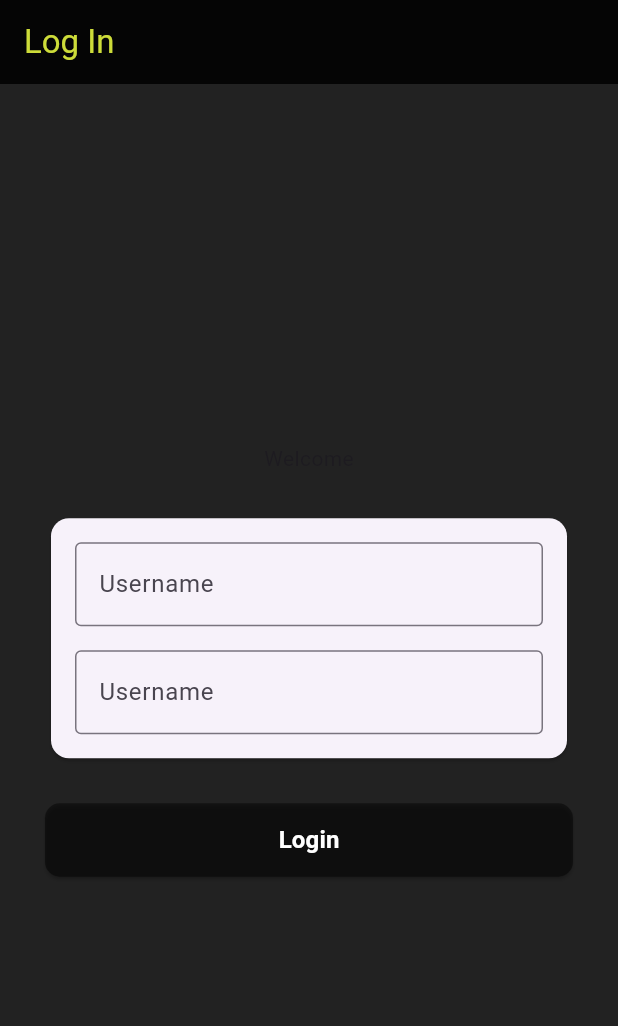
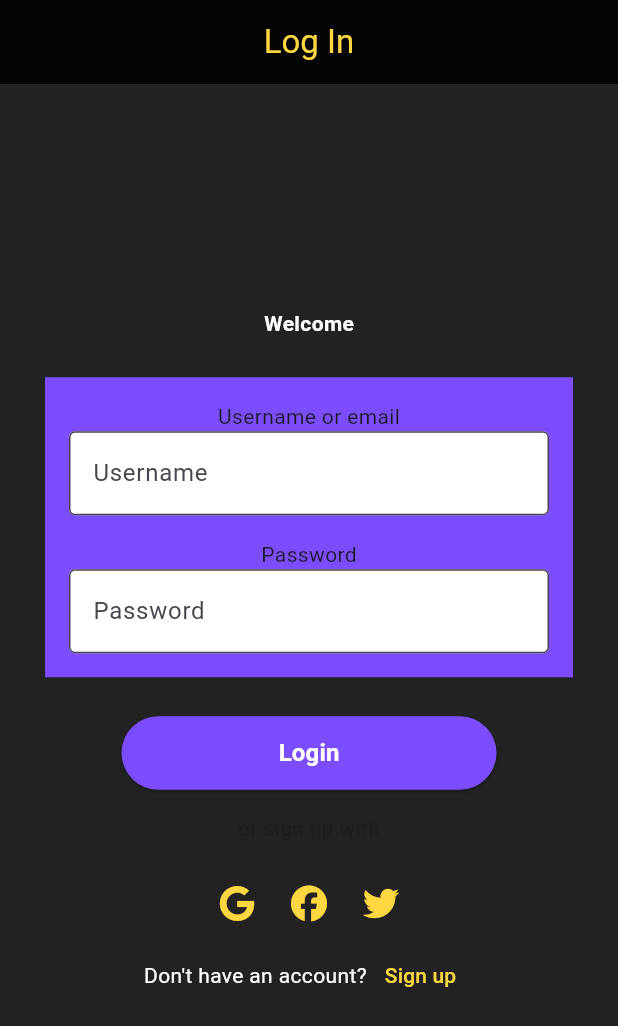
Before and after one commit to Cy-EF0510/ApplicationDevelopment2Project, a Flutter app: the screen it shows after launch, on a phone screen of 412 x 824 dp. Shown: the top 1026 px of the screen. Run offline on Flutter 3.47's test engine with Material 3 defaults, Android fonts, the phone set to English and light mode, and no system bars; our stand-ins replace firebase_core, font_awesome_flutter, splashscreen; accounts and stored records are empty; generated files the repository leaves out were written again; network calls fail.

Commit message:
Added firebase to project, we balling added some thigns to log in

```diff
--- a/application_development2_project/lib/View/login_view.dart
+++ b/application_development2_project/lib/View/login_view.dart
@@ -1,5 +1,6 @@
 import 'package:flutter/material.dart';
 import 'package:flutter/services.dart';
+import 'package:font_awesome_flutter/font_awesome_flutter.dart';
 
 class LoginPage extends StatefulWidget {
   const LoginPage({super.key});
@@ -25,7 +26,8 @@ class _LoginPageState extends State<LoginPage> {
     return Scaffold(
       appBar: AppBar(
         backgroundColor: Colors.black87,
-        title: Text("Log In", style: TextStyle(color: Colors.lime)),
+        title: Text("Log In", style: TextStyle(color: Colors.amberAccent)),
+        centerTitle: true,
       ),
       backgroundColor: Colors.black87,
       body: Padding(
@@ -34,26 +36,40 @@ class _LoginPageState extends State<LoginPage> {
           mainAxisAlignment: MainAxisAlignment.center,
           crossAxisAlignment: CrossAxisAlignment.center,
           children: [
-            Text('Welcome'),
+            Text(
+              'Welcome',
+              style: TextStyle(
+                  color: Colors.white,
+                  fontWeight: FontWeight.bold
+              ),
+            ),
             SizedBox(height: 26),
-            Card(
+            Container(
+              width: double.infinity,
+              color: Colors.deepPurpleAccent,
               child: Padding(
                 padding: EdgeInsets.all(16),
                 child: Column(
                   children: [
+                    Text("Username or email"),
                     TextField(
                       controller: _usernameController,
                       decoration: InputDecoration(
                         labelText: 'Username',
                         border: OutlineInputBorder(),
+                        fillColor: Colors.white,
+                        filled: true
                       ),
                     ),
                     SizedBox(height: 16),
+                    Text("Password"),
                     TextField(
                       controller: _usernameController,
                       decoration: InputDecoration(
-                        labelText: 'Username',
+                        labelText: 'Password',
                         border: OutlineInputBorder(),
+                        fillColor: Colors.white,
+                        filled: true
                       ),
                       obscureText: true,
                     ),
@@ -63,16 +79,16 @@ class _LoginPageState extends State<LoginPage> {
             ),
             SizedBox(height: 26),
             SizedBox(
-              width: double.infinity,
+              width: 250,
               height: 49,
               child: ElevatedButton(
                 onPressed: () {
                   //TODO Handle Login
                 },
                 style: ElevatedButton.styleFrom(
-                  backgroundColor: Colors.black45,
+                  backgroundColor: Colors.deepPurpleAccent,
                   shape: RoundedRectangleBorder(
-                    borderRadius: BorderRadius.circular(10),
+                    borderRadius: BorderRadius.circular(30),
                   ),
                 ),
                 child: Text(
@@ -85,6 +101,24 @@ class _LoginPageState extends State<LoginPage> {
                 ),
               ),
             ),
+            SizedBox(height: 16,),
+            Text("or sign up with"),
+            SizedBox(height: 16,),
+            Row(
+              mainAxisAlignment: MainAxisAlignment.center,
+              children: [
+                IconButton(onPressed: (){}, icon: FaIcon(FontAwesomeIcons.google, color: Colors.amberAccent,)),
+                IconButton(onPressed: (){}, icon: FaIcon(FontAwesomeIcons.facebook, color: Colors.amberAccent,)),
+                IconButton(onPressed: (){}, icon: FaIcon(FontAwesomeIcons.twitter, color: Colors.amberAccent,))
+              ],
+            ),
+            Row(
+              mainAxisAlignment: MainAxisAlignment.center,
+              children: [
+                Text("Don't have an account?", style: TextStyle(color: Colors.white),),
+                TextButton(onPressed: (){}, child: Text("Sign up", style: TextStyle(color: Colors.amberAccent),))
+              ],
+            )
           ],
         ),
       ),
--- a/application_development2_project/lib/View/splashscreen_view.dart
+++ b/application_development2_project/lib/View/splashscreen_view.dart
@@ -18,7 +18,7 @@ class _SplashScreenPageState extends State<SplashScreenPage> {
         navigateAfterSeconds: LoginPage(),
         title: Text('Welcome Habibi',
           style: TextStyle(fontWeight: FontWeight.bold, fontSize: 20),),
-        backgroundColor: Colors.black12,
+        backgroundColor: const Color.fromARGB(255, 18, 32, 47),
         styleTextUnderTheLoader: TextStyle(),
         image: Image.network('https://upload.wikimedia.org/wikipedia/commons/thumb/1/1e/Osu%21_Logo_2016.svg/960px-Osu%21_Logo_2016.svg.png?_=20220131190058'),
         photoSize: 100,
--- a/application_development2_project/pubspec.yaml
+++ b/application_development2_project/pubspec.yaml
@@ -31,6 +31,8 @@ dependencies:
   flutter:
     sdk: flutter
   splashscreen: any
+  font_awesome_flutter: any
+  firebase_core: any
 
   # The following adds the Cupertino Icons font to your application.
   # Use with the CupertinoIcons class for iOS style icons.
```
Also changed, not shown: application_development2_project/lib/Model/user.dart (+109 -0 lines), application_development2_project/lib/main.dart (+7 -1 lines), application_development2_project/pubspec.lock, 6 other files.
